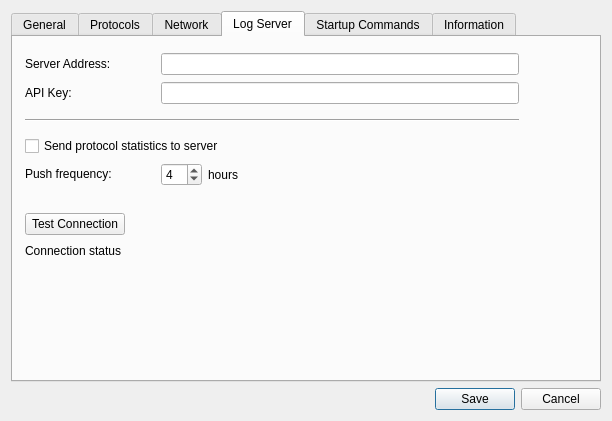
First picture: the form in Client/rds_configurationwindow.ui, repository WillForan/yarraclient, before the edit.
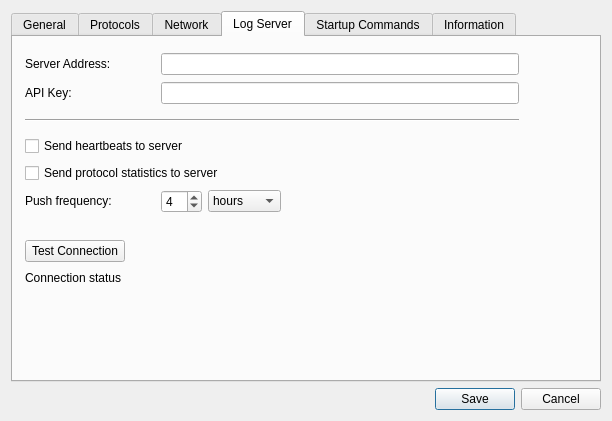
Second picture: the form after the edit. The open tabs and pages were chosen to show the change. Icons and pictures are not drawn.

Commit message: RDS: Added option to set scaninfo push frequency in minutes. RDS: Added heartbeat option.

The edit to the form file:
```diff
--- a/Client/rds_configurationwindow.ui
+++ b/Client/rds_configurationwindow.ui
@@ -1099,6 +1099,13 @@
          </property>
         </widget>
        </item>
+       <item>
+        <widget class="QCheckBox" name="logServerSendHeartbeatsCheckbox">
+         <property name="text">
+          <string>Send heartbeats to server</string>
+         </property>
+        </widget>
+       </item>
        <item>
         <widget class="QCheckBox" name="logServerSendScansCheckbox">
          <property name="text">
@@ -1127,7 +1134,7 @@
             <number>1</number>
            </property>
            <property name="maximum">
-            <number>24</number>
+            <number>60</number>
            </property>
            <property name="value">
             <number>4</number>
@@ -1135,10 +1142,17 @@
           </widget>
          </item>
          <item>
-          <widget class="QLabel" name="logServerPushFrequencyUnitLabel">
+          <widget class="QComboBox" name="logServerPushFrequencyUnitCombobox">
+           <item>
            <property name="text">
             <string>hours</string>
            </property>
+           </item>
+           <item>
+            <property name="text">
+             <string>minutes</string>
+            </property>
+           </item>
           </widget>
          </item>
          <item>
```
Left out of the diff: 2 changed lines with no effect on the pictures. Lines whose indentation alone changed are shown as unchanged. The commit also changes 8 other files.
